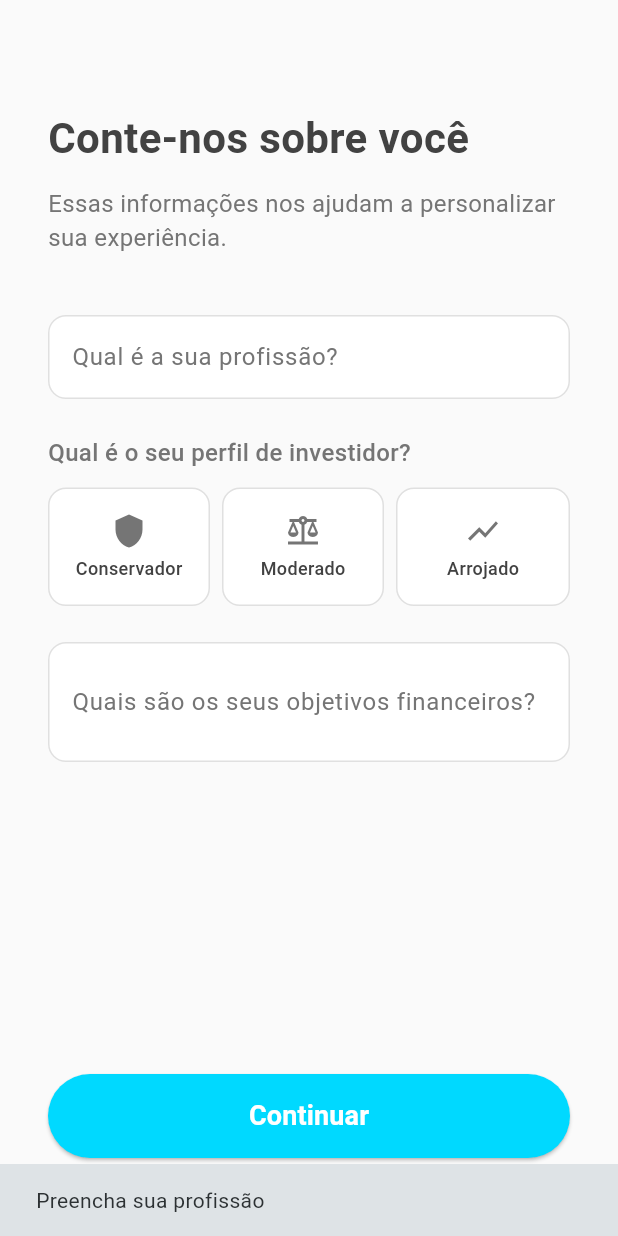
After one commit to TerribleGeorge/Mentor_Financeiro, a Flutter app: the QuestionarioPage screen opened directly, after a tap on "Continuar", on a phone screen of 412 x 824 dp. The commit adds this screen. Run offline on Flutter 3.47's test engine with Material 3 defaults, Android fonts, the phone set to English and light mode, and no system bars; our stand-ins replace cloud_firestore, firebase_analytics, firebase_auth, firebase_core, firebase_messaging, google_sign_in and 1 more; accounts and stored records are empty.

Commit message:
feat: identidade DevVoid, perfil inteligente e questionario
- Identidade: void main() => DevVoid()
- Persistencia Firestore com verificacao de perfil
- QuestionarioPage para primeiro acesso (profissao + perfil)
- Fluxo otimizado: se ja tem dados, vai direto para Home
- TelaMeuPerfil com edicao e salvamento instantaneo

```diff
--- a/mentor_financeiro/lib/app_pages.dart
+++ b/mentor_financeiro/lib/app_pages.dart
@@ -1,6 +1,7 @@
 export 'pages/tela_splash.dart';
 export 'pages/tela_onboarding.dart';
 export 'pages/tela_meu_perfil.dart';
+export 'pages/questionario_page.dart';
 export 'pages/tela_login.dart';
 export 'pages/tela_configuracao.dart';
 export 'pages/tela_home.dart';
--- /dev/null
+++ b/mentor_financeiro/lib/pages/questionario_page.dart
@@ -0,0 +1,230 @@
+import 'package:flutter/material.dart';
+import 'package:shared_preferences/shared_preferences.dart';
+import '../services/firebase_service.dart';
+import 'tela_home.dart';
+
+class QuestionarioPage extends StatefulWidget {
+  const QuestionarioPage({super.key});
+
+  @override
+  State<QuestionarioPage> createState() => _QuestionarioPageState();
+}
+
+class _QuestionarioPageState extends State<QuestionarioPage> {
+  String _profissao = "";
+  String _perfilInvestidor = "";
+  String _objetivos = "";
+  bool _salvando = false;
+
+  static const List<String> _perfis = ["Conservador", "Moderado", "Arrojado"];
+
+  Future<void> _salvar() async {
+    if (_profissao.isEmpty) {
+      ScaffoldMessenger.of(
+        context,
+      ).showSnackBar(const SnackBar(content: Text("Preencha sua profissão")));
+      return;
+    }
+
+    setState(() => _salvando = true);
+
+    final prefs = await SharedPreferences.getInstance();
+    final uid = prefs.getString('uid');
+
+    if (uid != null) {
+      await FirebaseService.salvarPerfilCompleto(
+        uid: uid,
+        profissao: _profissao,
+        perfilInvestidor: _perfilInvestidor.toLowerCase(),
+        objetivos: _objetivos,
+      );
+      await FirebaseService.completarOnboarding(uid);
+      await prefs.setBool('onboarding_completo', true);
+      await prefs.setString(
+        'perfil_investidor',
+        _perfilInvestidor.toLowerCase(),
+      );
+      await FirebaseService.inscricaoTopico(_perfilInvestidor.toLowerCase());
+    }
+
+    if (mounted) {
+      Navigator.of(
+        context,
+      ).pushReplacement(MaterialPageRoute(builder: (_) => const TelaHome()));
+    }
+  }
+
+  @override
+  Widget build(BuildContext context) {
+    return Scaffold(
+      backgroundColor: Colors.grey[50],
+      body: SafeArea(
+        child: Padding(
+          padding: const EdgeInsets.all(32),
+          child: Column(
+            crossAxisAlignment: CrossAxisAlignment.start,
+            children: [
+              SizedBox(height: 40),
+              Text(
+                "Conte-nos sobre você",
+                style: TextStyle(
+                  color: Colors.grey.shade800,
+                  fontSize: 28,
+                  fontWeight: FontWeight.bold,
+                ),
+              ),
+              SizedBox(height: 12),
+              Text(
+                "Essas informações nos ajudam a personalizar sua experiência.",
+                style: TextStyle(color: Colors.grey[600], fontSize: 16),
+              ),
+              SizedBox(height: 40),
+              TextField(
+                onChanged: (v) => _profissao = v,
+                style: TextStyle(color: Colors.grey[800], fontSize: 16),
+                decoration: InputDecoration(
+                  labelText: "Qual é a sua profissão?",
+                  hintText: "Ex: Desenvolvedor, Professor, Empresário...",
+                  labelStyle: TextStyle(color: Colors.grey[600]),
+                  hintStyle: TextStyle(color: Colors.grey[400]),
+                  filled: true,
+                  fillColor: Colors.white,
+                  border: OutlineInputBorder(
+                    borderRadius: BorderRadius.circular(12),
+                    borderSide: BorderSide(color: Colors.grey.shade300),
+                  ),
+                  enabledBorder: OutlineInputBorder(
+                    borderRadius: BorderRadius.circular(12),
+                    borderSide: BorderSide(color: Colors.grey.shade300),
+                  ),
+                  focusedBorder: OutlineInputBorder(
+                    borderRadius: BorderRadius.circular(12),
+                    borderSide: BorderSide(color: Color(0xFF00D9FF)),
+                  ),
+                ),
+              ),
+              SizedBox(height: 24),
+              Text(
+                "Qual é o seu perfil de investidor?",
+                style: TextStyle(
+                  color: Colors.grey[600],
+                  fontSize: 16,
+                  fontWeight: FontWeight.w500,
+                ),
+              ),
+              SizedBox(height: 12),
+              Row(
+                children: List.generate(_perfis.length, (index) {
+                  final perfil = _perfis[index];
+                  final isSelected = _perfilInvestidor == perfil;
+                  return Expanded(
+                    child: Padding(
+                      padding: EdgeInsets.only(right: index < 2 ? 8 : 0),
+                      child: GestureDetector(
+                        onTap: () => setState(() => _perfilInvestidor = perfil),
+                        child: Container(
+                          padding: const EdgeInsets.symmetric(vertical: 16),
+                          decoration: BoxDecoration(
+                            color: isSelected
+                                ? const Color(0xFF00D9FF)
+                                : Colors.white,
+                            borderRadius: BorderRadius.circular(12),
+                            border: Border.all(
+                              color: isSelected
+                                  ? const Color(0xFF00D9FF)
+                                  : Colors.grey[300]!,
+                            ),
+                          ),
+                          child: Column(
+                            children: [
+                              Icon(
+                                index == 0
+                                    ? Icons.shield
+                                    : index == 1
+                                    ? Icons.balance
+                                    : Icons.show_chart,
+                                color: isSelected
+                                    ? Colors.white
+                                    : Colors.grey[600],
+                              ),
+                              SizedBox(height: 4),
+                              Text(
+                                perfil,
+                                style: TextStyle(
+                                  color: isSelected
+                                      ? Colors.white
+                                      : Colors.grey[800],
+                                  fontSize: 12,
+                                  fontWeight: FontWeight.w500,
+                                ),
+                              ),
+                            ],
+                          ),
+                        ),
+                      ),
+                    ),
+                  );
+                }),
+              ),
+              SizedBox(height: 24),
+              TextField(
+                onChanged: (v) => _objetivos = v,
+                style: TextStyle(color: Colors.grey[800], fontSize: 16),
+                maxLines: 2,
+                decoration: InputDecoration(
+                  labelText: "Quais são os seus objetivos financeiros?",
+                  hintText: "Ex: Aposentar cedo, comprar casa...",
+                  labelStyle: TextStyle(color: Colors.grey[600]),
+                  hintStyle: TextStyle(color: Colors.grey[400]),
+                  filled: true,
+                  fillColor: Colors.white,
+                  border: OutlineInputBorder(
+                    borderRadius: BorderRadius.circular(12),
+                    borderSide: BorderSide(color: Colors.grey.shade300),
+                  ),
+                  enabledBorder: OutlineInputBorder(
+                    borderRadius: BorderRadius.circular(12),
+                    borderSide: BorderSide(color: Colors.grey.shade300),
+                  ),
+                  focusedBorder: OutlineInputBorder(
+                    borderRadius: BorderRadius.circular(12),
+                    borderSide: BorderSide(color: Color(0xFF00D9FF)),
+                  ),
+                ),
+              ),
+              const Spacer(),
+              SizedBox(
+                width: double.infinity,
+                height: 56,
+                child: ElevatedButton(
+                  onPressed: _salvando ? null : _salvar,
+                  style: ElevatedButton.styleFrom(
+                    backgroundColor: const Color(0xFF00D9FF),
+                    foregroundColor: Colors.white,
+                    shape: RoundedRectangleBorder(
+                      borderRadius: BorderRadius.circular(28),
+                    ),
+                  ),
+                  child: _salvando
+                      ? SizedBox(
+                          width: 24,
+                          height: 24,
+                          child: CircularProgressIndicator(strokeWidth: 2),
+                        )
+                      : const Text(
+                          "Continuar",
+                          style: TextStyle(
+                            fontSize: 18,
+                            fontWeight: FontWeight.bold,
+                          ),
+                        ),
+                ),
+              ),
+              SizedBox(height: 20),
+            ],
+          ),
+        ),
+      ),
+    );
+  }
+}
--- a/mentor_financeiro/lib/pages/tela_perfil.dart
+++ b/mentor_financeiro/lib/pages/tela_perfil.dart
@@ -574,7 +574,16 @@ Para dúvidas sobre privacidade: privacidade@mentorfinanceiro.app
             ),
             SizedBox(height: 15),
             Text(
-              "💻 Desenvolvido com Flutter",
+              "void main() => DevVoid();",
+              style: TextStyle(
+                color: Colors.white54,
+                fontSize: 12,
+                fontFamily: 'monospace',
+              ),
+            ),
+            SizedBox(height: 4),
+            Text(
+              "💻 Desenvolvido por DevVoid",
               style: TextStyle(color: Colors.white54, fontSize: 12),
             ),
           ],
--- a/mentor_financeiro/lib/pages/tela_splash.dart
+++ b/mentor_financeiro/lib/pages/tela_splash.dart
@@ -3,6 +3,7 @@ import 'package:shared_preferences/shared_preferences.dart';
 import 'package:firebase_auth/firebase_auth.dart';
 import '../services/firebase_service.dart';
 import 'onboarding_page.dart';
+import 'questionario_page.dart';
 
 class TelaSplash extends StatefulWidget {
   const TelaSplash({super.key});
@@ -55,7 +56,16 @@ class _TelaSplashState extends State<TelaSplash> {
       final onboardingCompleto = dadosUsuario['onboardingCompleto'] ?? false;
       await prefs.setBool('onboarding_completo', onboardingCompleto);
 
-      if (!onboardingCompleto) {
+      final perfilCompleto = dadosUsuario['perfilCompleto'] ?? false;
+
+      if (!perfilCompleto) {
+        if (mounted) {
+          Navigator.of(context).pushReplacement(
+            MaterialPageRoute(builder: (_) => const QuestionarioPage()),
+          );
+        }
+        return;
+      } else if (!onboardingCompleto) {
         if (mounted) {
           Navigator.of(context).pushReplacement(
             MaterialPageRoute(builder: (_) => const OnboardingPage()),
```
